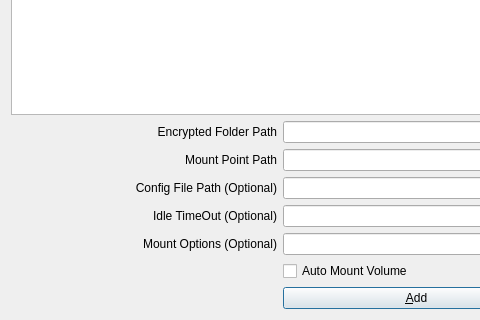
The window that src/favorites.ui (mhogomchungu/sirikali) describes before a commit, drawn with Qt 5; both pictures show x 0 to 480 and y 215 to 535 of the 1105 by 535 pixel window.
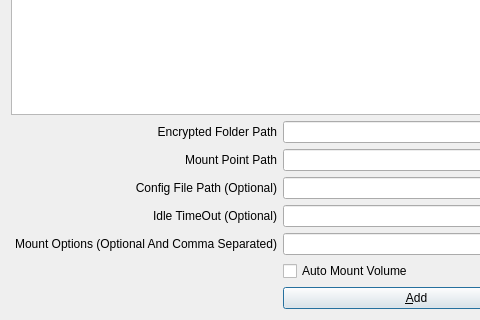
The same window after the commit.

The edit to the form file:
```diff
--- a/src/favorites.ui
+++ b/src/favorites.ui
@@ -211,7 +211,7 @@
    <item row="7" column="0">
     <widget class="QLabel" name="label">
      <property name="text">
-      <string>Mount Options (Optional)</string>
+      <string>Mount Options (Optional And Comma Separated)</string>
      </property>
      <property name="alignment">
       <set>Qt::AlignRight|Qt::AlignTrailing|Qt::AlignVCenter</set>
```
